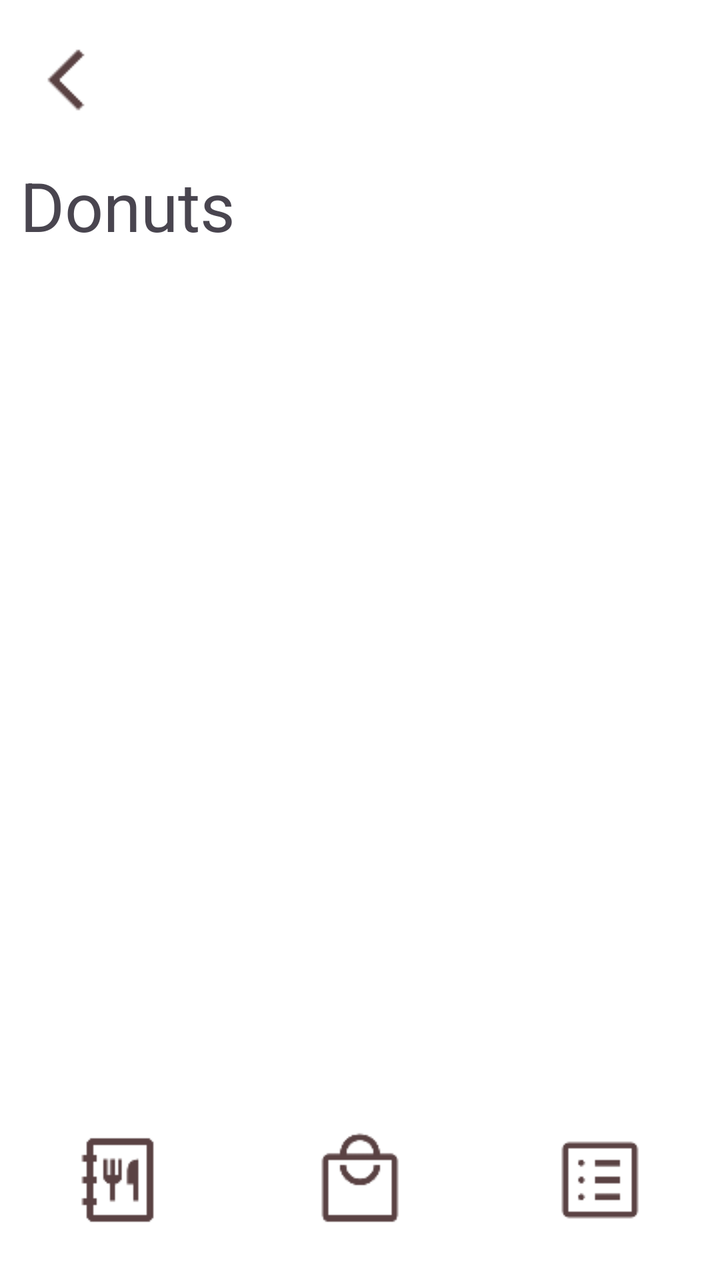
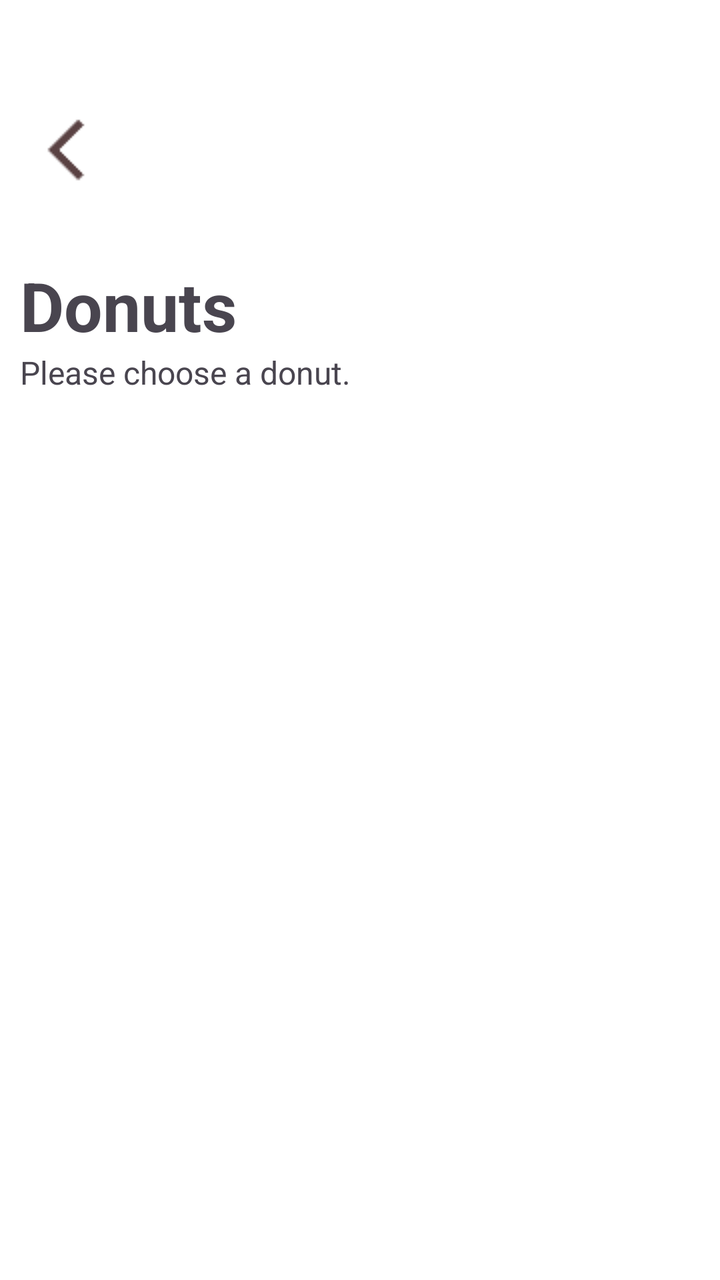

Compare the two renders of this Android layout. The source of the first and the diff that turns it into the second are given below.
<!-- AndroidManifest.xml: application theme Theme.Software_Meth_5 -->
<!-- res/layout/activity_donut.xml -->
<?xml version="1.0" encoding="utf-8"?>
<LinearLayout xmlns:android="http://schemas.android.com/apk/res/android"
    xmlns:app="http://schemas.android.com/apk/res-auto"
    xmlns:tools="http://schemas.android.com/tools"
    android:layout_width="match_parent"
    android:layout_height="match_parent"
    android:background="#FFFFFF"
    android:orientation="vertical">

    <LinearLayout
        android:layout_width="match_parent"
        android:layout_height="150dp"
        android:background="#FFFFFF"
        android:orientation="vertical">

        <ImageButton
            android:id="@+id/imageButton2"
            android:layout_width="68dp"
            android:layout_height="wrap_content"
            android:backgroundTint="#FFFFFF"
            app:srcCompat="@drawable/back" />

        <TextView
            android:id="@+id/textView"
            android:layout_width="match_parent"
            android:layout_height="wrap_content"
            android:paddingLeft="10dp"
            android:text="Donuts"
            android:textSize="34sp" />

    </LinearLayout>

    <androidx.recyclerview.widget.RecyclerView
        android:layout_width="match_parent"
        android:layout_height="400dp"
        android:layout_weight="1" />

    <com.google.android.material.bottomnavigation.BottomNavigationView
        android:id="@+id/bottomNav"
        android:layout_width="match_parent"
        android:layout_height="100dp"
        android:background="#FFFFFF"
        android:visibility="visible"
        app:elevation="15dp">

        <LinearLayout
            android:layout_width="match_parent"
            android:layout_height="100dp"
            android:background="#FFFFFF"
            android:elevation="10dp"
            android:gravity="center"
            android:orientation="horizontal"
            android:padding="5dp">

            <ImageView
                android:id="@+id/menuIcon"
                android:layout_width="wrap_content"
                android:layout_height="wrap_content"
                android:layout_marginRight="20dp"
                android:contentDescription="Menu"
                android:padding="20dp"
                app:srcCompat="@drawable/menu" />

            <ImageView
                android:id="@+id/badIcon"
                android:layout_width="wrap_content"
                android:layout_height="wrap_content"
                android:contentDescription="Bag"
                android:padding="20dp"
                app:srcCompat="@drawable/cart" />

            <ImageView
                android:id="@+id/orderIcon"
                android:layout_width="wrap_content"
                android:layout_height="wrap_content"
                android:layout_marginLeft="20dp"
                android:contentDescription="Orders"
                android:padding="20dp"
                app:srcCompat="@drawable/order" />
        </LinearLayout>

    </com.google.android.material.bottomnavigation.BottomNavigationView>

</LinearLayout>
<!-- resources referenced by this layout -->
<resources>
  <!-- drawable back: png bitmap (drawable, 443 bytes) -->
  <!-- drawable cart: png bitmap (drawable, 1204 bytes) -->
  <!-- drawable menu: png bitmap (drawable, 811 bytes) -->
  <!-- drawable order: png bitmap (drawable, 701 bytes) -->
  <style name="Theme.Software_Meth_5" parent="Base.Theme.Software_Meth_5" />
  <style name="Base.Theme.Software_Meth_5" parent="Theme.Material3.DayNight.NoActionBar">
          
          
      </style>
</resources>

<!-- the commit's change to res/layout/activity_donut.xml (unified diff, before → after) -->
@@ -9,76 +9,42 @@
 
     <LinearLayout
         android:layout_width="match_parent"
-        android:layout_height="150dp"
+        android:layout_height="228dp"
         android:background="#FFFFFF"
         android:orientation="vertical">
 
         <ImageButton
-            android:id="@+id/imageButton2"
+            android:id="@+id/backBtn"
             android:layout_width="68dp"
-            android:layout_height="wrap_content"
+            android:layout_height="70dp"
+            android:layout_marginTop="40dp"
             android:backgroundTint="#FFFFFF"
             app:srcCompat="@drawable/back" />
 
         <TextView
-            android:id="@+id/textView"
+            android:id="@+id/coffeeText"
+            android:layout_width="match_parent"
+            android:layout_height="wrap_content"
+            android:layout_marginTop="20dp"
+            android:paddingLeft="10dp"
+            android:text="Donuts"
+            android:textSize="34sp"
+            android:textStyle="bold" />
+
+        <TextView
+            android:id="@+id/textView2"
             android:layout_width="match_parent"
             android:layout_height="wrap_content"
             android:paddingLeft="10dp"
-            android:text="Donuts"
-            android:textSize="34sp" />
+            android:text="Please choose a donut."
+            android:textSize="16sp" />
 
     </LinearLayout>
 
     <androidx.recyclerview.widget.RecyclerView
+        android:id="@+id/donutRecycler"
         android:layout_width="match_parent"
-        android:layout_height="400dp"
+        android:layout_height="match_parent"
         android:layout_weight="1" />
 
-    <com.google.android.material.bottomnavigation.BottomNavigationView
-        android:id="@+id/bottomNav"
-        android:layout_width="match_parent"
-        android:layout_height="100dp"
-        android:background="#FFFFFF"
-        android:visibility="visible"
-        app:elevation="15dp">
-
-        <LinearLayout
-            android:layout_width="match_parent"
-            android:layout_height="100dp"
-            android:background="#FFFFFF"
-            android:elevation="10dp"
-            android:gravity="center"
-            android:orientation="horizontal"
-            android:padding="5dp">
-
-            <ImageView
-                android:id="@+id/menuIcon"
-                android:layout_width="wrap_content"
-                android:layout_height="wrap_content"
-                android:layout_marginRight="20dp"
-                android:contentDescription="Menu"
-                android:padding="20dp"
-                app:srcCompat="@drawable/menu" />
-
-            <ImageView
-                android:id="@+id/badIcon"
-                android:layout_width="wrap_content"
-                android:layout_height="wrap_content"
-                android:contentDescription="Bag"
-                android:padding="20dp"
-                app:srcCompat="@drawable/cart" />
-
-            <ImageView
-                android:id="@+id/orderIcon"
-                android:layout_width="wrap_content"
-                android:layout_height="wrap_content"
-                android:layout_marginLeft="20dp"
-                android:contentDescription="Orders"
-                android:padding="20dp"
-                app:srcCompat="@drawable/order" />
-        </LinearLayout>
-
-    </com.google.android.material.bottomnavigation.BottomNavigationView>
-
 </LinearLayout>
<!-- resource entries referenced after the edit -->
@@ -1,9 +1,6 @@
 <!-- resources referenced by this layout -->
 <resources>
   <!-- drawable back: png bitmap (drawable, 443 bytes) -->
-  <!-- drawable cart: png bitmap (drawable, 1204 bytes) -->
-  <!-- drawable menu: png bitmap (drawable, 811 bytes) -->
-  <!-- drawable order: png bitmap (drawable, 701 bytes) -->
   <style name="Theme.Software_Meth_5" parent="Base.Theme.Software_Meth_5" />
   <style name="Base.Theme.Software_Meth_5" parent="Theme.Material3.DayNight.NoActionBar">
           
